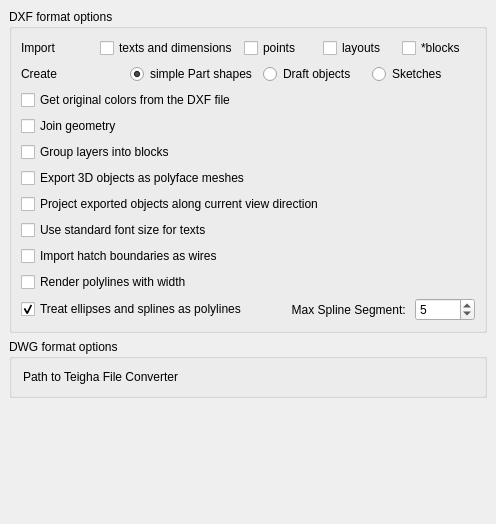
berndhahnebach/All_FreeCAD, file src/Mod/Draft/Resources/ui/userprefs-import1.ui: the form before one commit.
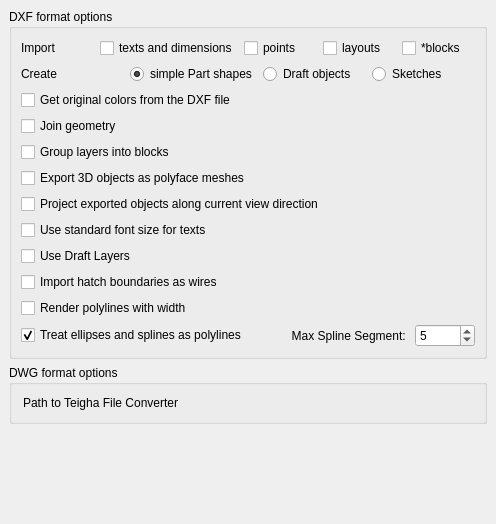
The form after the commit. Custom widgets are drawn as their Qt base class.

Commit message: Draft: DXF in/out now supports Draft Layers - fixes #1504

Diff of the .ui file:
```diff
--- a/src/Mod/Draft/Resources/ui/userprefs-import1.ui
+++ b/src/Mod/Draft/Resources/ui/userprefs-import1.ui
@@ -286,6 +286,26 @@
         </item>
        </layout>
       </item>
+      <item>
+       <layout class="QHBoxLayout" name="horizontalLayout_3">
+        <item>
+         <widget class="Gui::PrefCheckBox" name="checkBox">
+          <property name="toolTip">
+           <string>If this is checked, DXF layers will be imported as Draft layers</string>
+          </property>
+          <property name="text">
+           <string>Use Draft Layers</string>
+          </property>
+          <property name="prefEntry" stdset="0">
+           <cstring>dxfUseDraftLayers</cstring>
+          </property>
+          <property name="prefPath" stdset="0">
+           <cstring>Mod/Draft</cstring>
+          </property>
+         </widget>
+        </item>
+       </layout>
+      </item>
       <item>
        <layout class="QHBoxLayout" name="horizontalLayout_12">
         <item>
```
The commit also changes 3 other files.
